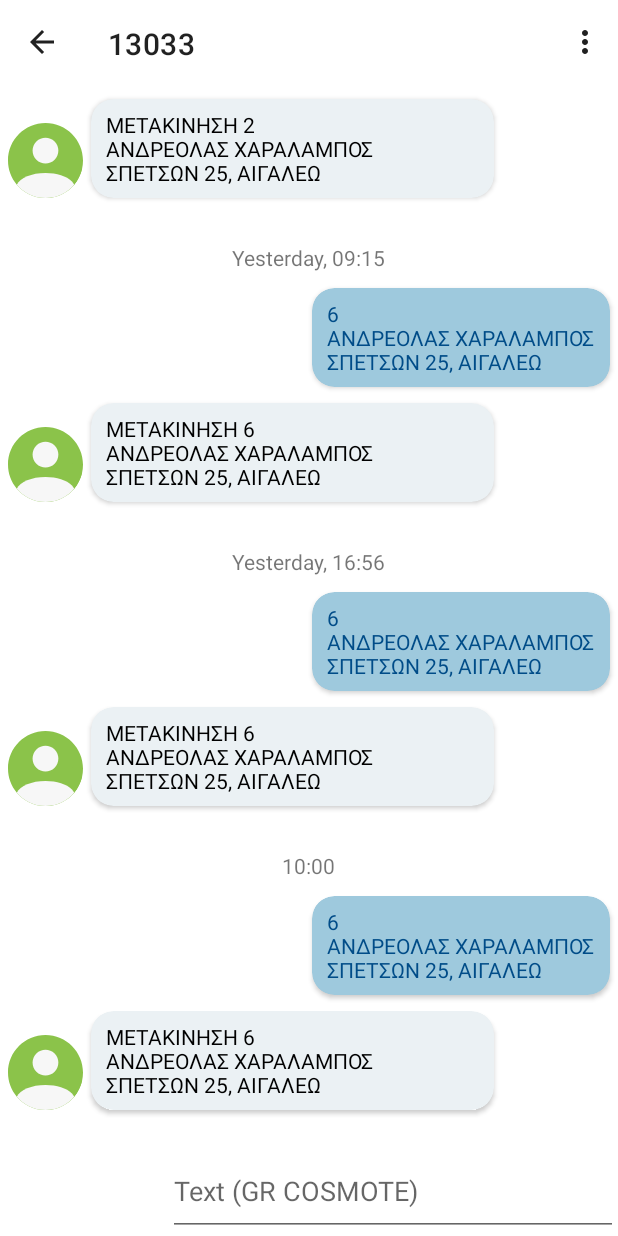
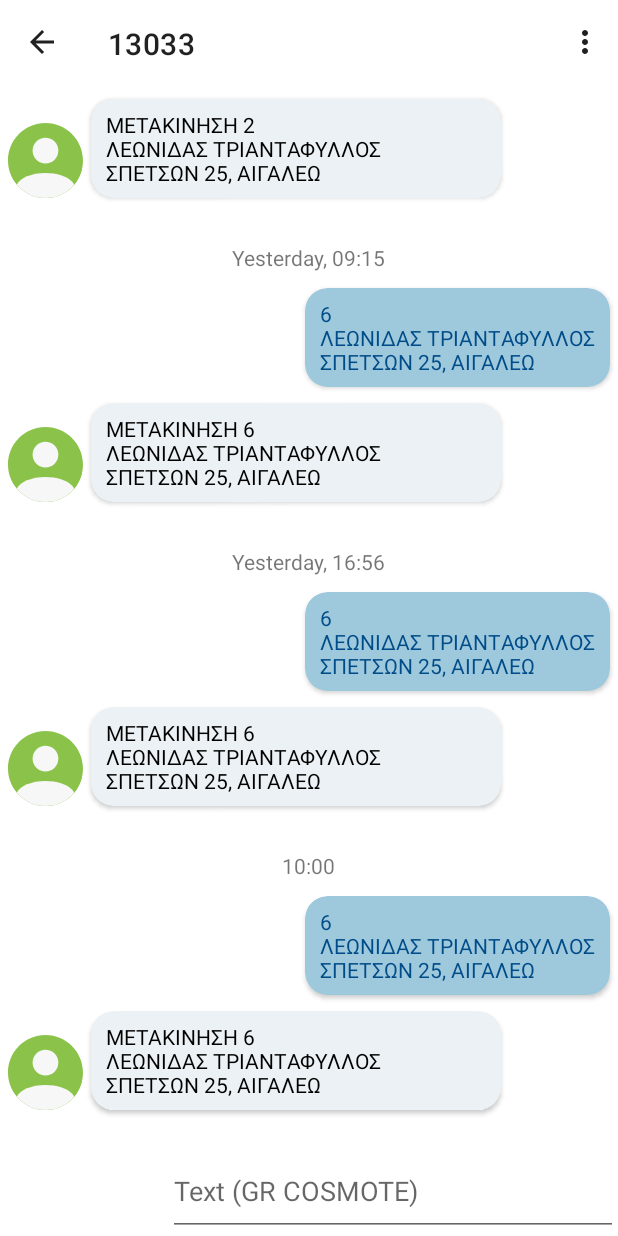
Before and after one commit to Divinelink/FakeMessages, an Android app: the screen it shows after launch (HomeActivity), on a phone screen of 412 x 824 dp. Run offline under Robolectric (Android 15) with nearby library versions, the phone set to English and light mode, and no system bars; our stand-ins replace Room's generated code.

Commit message:
complete edit name feature

```diff
--- a/app/src/main/java/fakemessages/divinelink/fakemessages/base/IGetSharedPrefManager.java
+++ b/app/src/main/java/fakemessages/divinelink/fakemessages/base/IGetSharedPrefManager.java
@@ -7,4 +7,6 @@ public interface IGetSharedPrefManager {
     String getAddressSharedPref(Context ctx);
 
     String getAreaSharedPref(Context ctx);
+
+    String getNameSharedPref(Context ctx);
 }
--- a/app/src/main/java/fakemessages/divinelink/fakemessages/base/ISetSharedPrefManager.java
+++ b/app/src/main/java/fakemessages/divinelink/fakemessages/base/ISetSharedPrefManager.java
@@ -10,4 +10,5 @@ public interface ISetSharedPrefManager {
 
     void setAddress(Context ctx, AddressDomain address);
 
+
 }
--- a/app/src/main/java/fakemessages/divinelink/fakemessages/details/ChangeDetailsFragment.java
+++ b/app/src/main/java/fakemessages/divinelink/fakemessages/details/ChangeDetailsFragment.java
@@ -90,7 +90,7 @@ public class ChangeDetailsFragment extends Fragment implements IChangeDetailsVie
             @Override
             public void onClick(View view) {
                 //TODO Add warning when fields are empty.
-                presenter.saveAddress(getContext(), mAddressEditText.getText().toString(), mAreaEditText.getText().toString());
+                presenter.saveAddress(getContext(), mAddressEditText.getText().toString().toUpperCase(), mAreaEditText.getText().toString().toUpperCase());
             }
         });
 
--- a/app/src/main/java/fakemessages/divinelink/fakemessages/details/ChangeDetailsInteractorImpl.java
+++ b/app/src/main/java/fakemessages/divinelink/fakemessages/details/ChangeDetailsInteractorImpl.java
@@ -90,8 +90,9 @@ public class ChangeDetailsInteractorImpl implements IChangeDetailsInteractor, IS
     public void setAddress(Context ctx, AddressDomain address) {
         final SharedPreferences preferences = PreferenceManager.getDefaultSharedPreferences(ctx);
         final SharedPreferences.Editor editor = preferences.edit();
-        editor.putString("address", address.getAddress());
-        editor.putString("area", address.getArea());
+        editor.putString("address", address.getAddress().toUpperCase());
+        editor.putString("area", address.getArea().toUpperCase());
         editor.apply();
     }
+
 }
--- a/app/src/main/java/fakemessages/divinelink/fakemessages/messages/MessageFragment.java
+++ b/app/src/main/java/fakemessages/divinelink/fakemessages/messages/MessageFragment.java
@@ -100,4 +100,6 @@ public class MessageFragment extends Fragment implements IMessageView {
             }
         }
     };
+
+
 }
--- a/app/src/main/java/fakemessages/divinelink/fakemessages/messages/MessageInteractorImpl.java
+++ b/app/src/main/java/fakemessages/divinelink/fakemessages/messages/MessageInteractorImpl.java
@@ -30,41 +30,38 @@ public class MessageInteractorImpl implements IMessageInteractor, IGetSharedPref
                 if (messages.size() == 0) {
                     // Time, senderMessageText, receiverMessageText
                     messagesDao.insertMessage(new MessageDomain("Sun, 14:21",
-                            "ΑΝΔΡΕΟΛΑΣ ΧΑΡΑΛΑΜΠΟΣ",
+                            getNameSharedPref(ctx),
                             getAddressSharedPref(ctx),
                             getAreaSharedPref(ctx),
                             "6"));
                     messagesDao.insertMessage(new MessageDomain("Mon, 12:44",
-                            "ΑΝΔΡΕΟΛΑΣ ΧΑΡΑΛΑΜΠΟΣ",
+                            getNameSharedPref(ctx),
                             getAddressSharedPref(ctx),
                             getAreaSharedPref(ctx),
                             "2"));
                     messagesDao.insertMessage(new MessageDomain("Yesterday, 09:15",
-                            "ΑΝΔΡΕΟΛΑΣ ΧΑΡΑΛΑΜΠΟΣ",
+                            getNameSharedPref(ctx),
                             getAddressSharedPref(ctx),
                             getAreaSharedPref(ctx),
                             "6"));
                     messagesDao.insertMessage(new MessageDomain("Yesterday, 16:56",
-                            "ΑΝΔΡΕΟΛΑΣ ΧΑΡΑΛΑΜΠΟΣ",
+                            getNameSharedPref(ctx),
                             getAddressSharedPref(ctx),
                             getAreaSharedPref(ctx),
                             "6"));
                     messagesDao.insertMessage(new MessageDomain(formatter.format(new Date(System.currentTimeMillis() - 1800 * 1000)),
-                            "ΑΝΔΡΕΟΛΑΣ ΧΑΡΑΛΑΜΠΟΣ",
+                            getNameSharedPref(ctx),
                             getAddressSharedPref(ctx),
                             getAreaSharedPref(ctx),
                             "6"));
+                } else {
+                    messagesDao.updateLastMessage(messages.get(messages.size() - 1),
+                            new MessageDomain(formatter.format(new Date(System.currentTimeMillis() - 1800 * 1000)),
+                                    getNameSharedPref(ctx),
+                                    getAddressSharedPref(ctx),
+                                    getAreaSharedPref(ctx),
+                                    "6"));
                 }
-                else
-                {
-                    messagesDao.updateLastMessage(messages.get(messages.size()-1),
-                            new MessageDomain(formatter.format(new Date(System.currentTimeMillis() - 1800 * 1000)),
-                            "ΑΝΔΡΕΟΛΑΣ ΧΑΡΑΛΑΜΠΟΣ",
-                            getAddressSharedPref(ctx),
-                            getAreaSharedPref(ctx),
-                            "6"));
-                }
-
 
 
                 listener.onSuccess(messagesDao.getMessages());
@@ -83,4 +80,10 @@ public class MessageInteractorImpl implements IMessageInteractor, IGetSharedPref
         SharedPreferences preferences = PreferenceManager.getDefaultSharedPreferences(ctx);
         return preferences.getString("area", "ΑΙΓΑΛΕΩ");
     }
+
+    @Override
+    public String getNameSharedPref(Context ctx) {
+        SharedPreferences preferences = PreferenceManager.getDefaultSharedPreferences(ctx);
+        return preferences.getString("name", "ΛΕΩΝΙΔΑΣ ΤΡΙΑΝΤΑΦΥΛΛΟΣ");
+    }
 }
--- a/app/src/main/java/fakemessages/divinelink/fakemessages/name/IChangeNamePresenter.java
+++ b/app/src/main/java/fakemessages/divinelink/fakemessages/name/IChangeNamePresenter.java
@@ -8,7 +8,7 @@ public interface IChangeNamePresenter {
 
     void getName(Context ctx);
 
-    void setName(Context ctx);
+    void setName(Context ctx, String name);
 
 
 }
--- a/app/src/main/java/fakemessages/divinelink/fakemessages/name/IChangeNameView.java
+++ b/app/src/main/java/fakemessages/divinelink/fakemessages/name/IChangeNameView.java
@@ -6,6 +6,10 @@ import fakemessages.divinelink.fakemessages.details.AddressDomain;
 
 public interface IChangeNameView {
 
-    void showNameOptions(List<AddressDomain> addressDomain);
+    void showErrorEmptyNameField();
+
+    void showSuccessNameChanged();
+
+    void showNameOnEditText(String name);
 
 }
--- a/app/src/main/res/values/strings.xml
+++ b/app/src/main/res/values/strings.xml
@@ -19,4 +19,5 @@
     <!-- TODO: Remove or change this placeholder text -->
     <string name="hello_blank_fragment">Hello blank fragment</string>
     <string name="set_name">Set Name</string>
+    <string name="fullname">Fullname</string>
 </resources>
```
Also changed, not shown: app/src/main/java/fakemessages/divinelink/fakemessages/name/ChangeNameFragment.java (+46 -3 lines), app/src/main/java/fakemessages/divinelink/fakemessages/name/ChangeNameInteractorImpl.java (+33 -1 lines), app/src/main/java/fakemessages/divinelink/fakemessages/name/ChangeNamePresenterImpl.java (+11 -8 lines), app/src/main/java/fakemessages/divinelink/fakemessages/name/IChangeNameInteractor.java (+9 -7 lines), app/src/main/res/layout/fragment_change_name.xml (+16 -9 lines).
